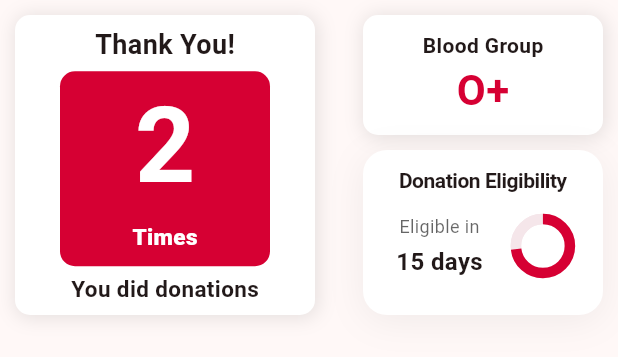
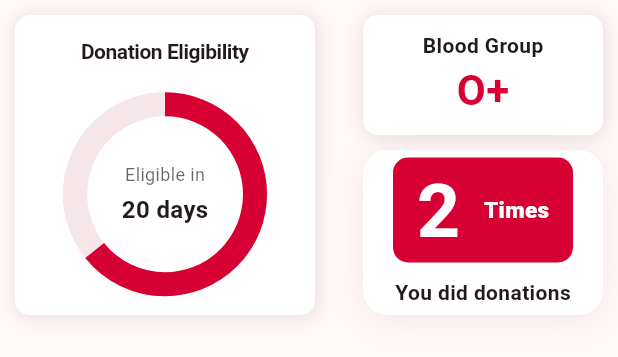
Before and after one commit to chamudithaperera/Flutter-Dart-project-05-Blood-Donation-App, a Flutter app: the FirstContainer widget shown alone on an empty page, opened directly, on a phone screen of 412 x 824 dp. Shown: the top 357 px of the screen. Run offline on Flutter 3.47's test engine with Material 3 defaults, Android fonts, the phone set to English and light mode, and no system bars.

Commit message:
modify the home page

```diff
--- a/lib/widgets/homePage/firstContainer.dart
+++ b/lib/widgets/homePage/firstContainer.dart
@@ -14,7 +14,7 @@ class _FirstContainerState extends State<FirstContainer> {
 
   // Current days remaining until eligible
   int daysRemaining =
-      15; // This can be updated dynamically from your data source
+      20; // This can be updated dynamically from your data source
 
   // Calculate progress value (0.0 to 1.0)
   double get eligibilityProgress {
@@ -48,7 +48,6 @@ class _FirstContainerState extends State<FirstContainer> {
                   mainAxisAlignment: MainAxisAlignment.spaceBetween,
                   children: [
                     //container 01 ----------------------
-
                     Container(
                       height: 200,
                       width: 200,
@@ -64,49 +63,84 @@ class _FirstContainerState extends State<FirstContainer> {
                           ),
                         ],
                       ),
-                      child: Padding(
-                        padding: const EdgeInsets.all(5.0),
                       child: Column(
                         mainAxisAlignment: MainAxisAlignment.spaceAround,
+                        crossAxisAlignment: CrossAxisAlignment.center,
                         children: [
-                            const Text(
-                              'Thank You!',
+                          const Padding(
+                            padding: EdgeInsets.only(top: 10),
+                            child: Text(
+                              'Donation Eligibility',
                               style: TextStyle(
-                                  fontSize: 18, fontWeight: FontWeight.bold),
+                                fontWeight: FontWeight.bold,
+                                fontSize: 14,
+                                letterSpacing: -0.3,
                               ),
-                            Container(
-                              height: 130,
-                              width: 140,
-                              decoration: BoxDecoration(
-                                borderRadius: BorderRadius.circular(10),
-                                color: const Color(0xFFD60033),
                             ),
-                              child: const Column(
+                          ),
+
+                          // Indicator
+                          Padding(
+                            padding: const EdgeInsets.all(16.0),
+                            child: Stack(
+                              alignment: Alignment.center,
+                              children: [
+                                const SizedBox(
+                                  width: 120, // Adjust the size as needed
+                                  height: 120, // Adjust the size as needed
+                                  child: CircularProgressIndicator(
+                                    value: 1,
+                                    strokeWidth: 16,
+                                    backgroundColor: Color(0xFFF5E6EA),
+                                    valueColor: AlwaysStoppedAnimation<Color>(
+                                      Color(0xFFF5E6EA),
+                                    ),
+                                  ),
+                                ),
+
+                                // Progress indicator
+                                SizedBox(
+                                  width: 120, // Match the same size
+                                  height: 120, // Match the same size
+                                  child: CircularProgressIndicator(
+                                    value: eligibilityProgress,
+                                    strokeWidth: 16,
+                                    backgroundColor: Colors.transparent,
+                                    valueColor:
+                                        const AlwaysStoppedAnimation<Color>(
+                                      Color(0xFFD60033),
+                                    ),
+                                  ),
+                                ),
+
+                                Column(
                                   children: [
                                     Text(
-                                    '2',
+                                      daysRemaining == 0
+                                          ? 'Ready'
+                                          : 'Eligible in',
                                       style: TextStyle(
-                                        fontSize: 70,
-                                        fontWeight: FontWeight.w700,
-                                        color: Colors.white),
+                                        fontSize: 12,
+                                        fontWeight: FontWeight.w400,
+                                        color: Colors.black.withOpacity(0.6),
                                       ),
+                                    ),
+                                    const SizedBox(height: 4),
                                     Text(
-                                    'Times',
-                                    style: TextStyle(
-                                        fontSize: 15,
-                                        fontWeight: FontWeight.w900,
-                                        color: Colors.white),
+                                      daysRemaining == 0
+                                          ? 'now'
+                                          : '$daysRemaining days',
+                                      style: const TextStyle(
+                                        fontSize: 16,
+                                        fontWeight: FontWeight.bold,
+                                      ),
+                                    ),
+                                  ],
                                 ),
                               ],
                             ),
                           ),
-                            const Text(
-                              'You did donations',
-                              style: TextStyle(
-                                  fontSize: 15, fontWeight: FontWeight.w600),
-                            ),
                         ],
-                        ),
                       ),
                     ),
 
@@ -174,83 +208,42 @@ class _FirstContainerState extends State<FirstContainer> {
                             ],
                           ),
                           child: Column(
-                            mainAxisSize: MainAxisSize.min,
+                            mainAxisAlignment: MainAxisAlignment.spaceAround,
+                            children: [
+                              Container(
+                                height: 70,
+                                width: 120,
+                                decoration: BoxDecoration(
+                                  borderRadius: BorderRadius.circular(10),
+                                  color: const Color(0xFFD60033),
+                                ),
+                                child: const Row(
+                                  mainAxisAlignment:
+                                      MainAxisAlignment.spaceEvenly,
                                   crossAxisAlignment: CrossAxisAlignment.center,
                                   children: [
-                              const Padding(
-                                padding: EdgeInsets.only(top: 10),
-                                child: Text(
-                                  'Donation Eligibility',
+                                    Text(
+                                      '2',
                                       style: TextStyle(
-                                    fontWeight: FontWeight.w600,
-                                    fontSize: 14,
-                                    letterSpacing: -0.3,
+                                          fontSize: 50,
+                                          fontWeight: FontWeight.w700,
+                                          color: Colors.white),
                                     ),
-                                ),
-                              ),
-                              const SizedBox(
-                                height: 12,
-                              ),
-                              Row(
-                                mainAxisAlignment:
-                                    MainAxisAlignment.spaceEvenly,
-                                children: [
-                                  // Content
-                                  Column(
-                                    mainAxisSize: MainAxisSize.min,
-                                    children: [
                                     Text(
-                                        daysRemaining == 0
-                                            ? 'Ready'
-                                            : 'Eligible in',
+                                      'Times',
                                       style: TextStyle(
-                                          fontSize: 12,
-                                          fontWeight: FontWeight.w400,
-                                          color: Colors.black.withOpacity(0.6),
-                                        ),
-                                      ),
-                                      const SizedBox(height: 4),
-                                      Text(
-                                        daysRemaining == 0
-                                            ? 'now'
-                                            : '$daysRemaining days',
-                                        style: const TextStyle(
-                                          fontSize: 16,
-                                          fontWeight: FontWeight.bold,
-                                        ),
+                                          fontSize: 15,
+                                          fontWeight: FontWeight.w900,
+                                          color: Colors.white),
                                     ),
                                   ],
                                 ),
-
-                                  // indicator
-                                  Stack(
-                                    alignment: Alignment.center,
-                                    children: [
-                                      CircularProgressIndicator(
-                                        value: 1,
-                                        strokeWidth: 7,
-                                        backgroundColor:
-                                            const Color(0xFFF5E6EA),
-                                        valueColor:
-                                            AlwaysStoppedAnimation<Color>(
-                                          const Color(0xFFF5E6EA),
                               ),
+                              const Text(
+                                'You did donations',
+                                style: TextStyle(
+                                    fontSize: 14, fontWeight: FontWeight.w600),
                               ),
-
-                                      // Progress indicator
-                                      CircularProgressIndicator(
-                                        value: eligibilityProgress,
-                                        strokeWidth: 7,
-                                        backgroundColor: Colors.transparent,
-                                        valueColor:
-                                            const AlwaysStoppedAnimation<Color>(
-                                          Color(0xFFD60033),
-                                        ),
-                                      ),
-                                    ],
-                                  ),
-                                ],
-                              )
                             ],
                           ),
                         )
```
Lines whose indentation alone changed are shown as unchanged.
